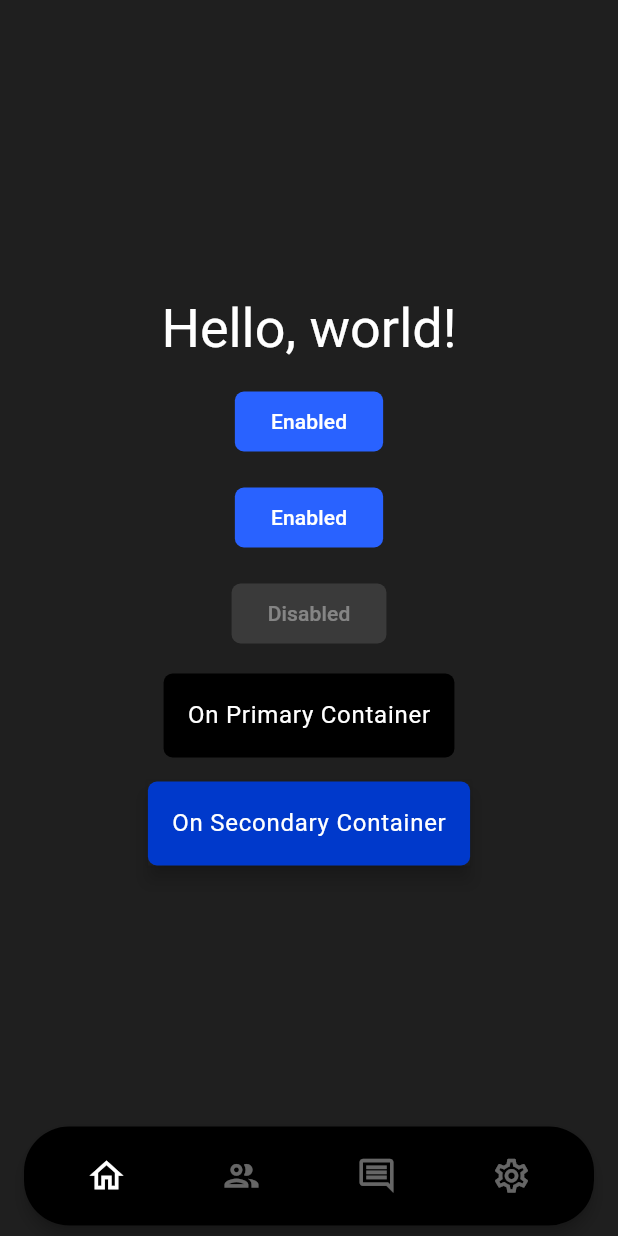
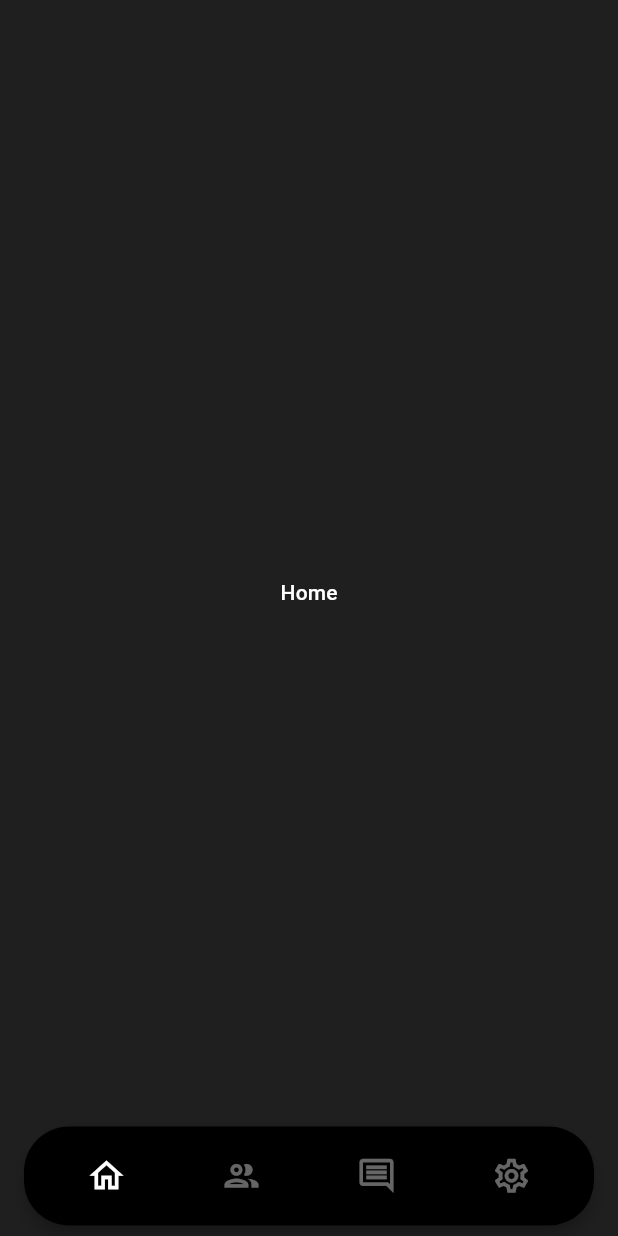
Before and after one commit to Legal-Mentors-Network/frontend, a Flutter app: the screen it shows after launch, on a phone screen of 412 x 824 dp. Run offline on Flutter 3.47's test engine with Material 3 defaults, Android fonts, the phone set to English and light mode, and no system bars; our stand-ins replace flutter_riverpod, go_router.

Commit message:
clean up placeholder screens

```diff
--- a/app/lib/features/home/home.dart
+++ b/app/lib/features/home/home.dart
@@ -1,84 +1,13 @@
 import 'package:flutter/material.dart';
 import 'package:lmn/common/extensions.dart';
-import 'package:lmn/common/theme/constants.dart';
 
 class Home extends StatelessWidget {
   const Home({super.key});
 
   @override
   Widget build(BuildContext context) {
-    return Row(
-      mainAxisAlignment: MainAxisAlignment.center,
-      children: [
-        Column(
-          mainAxisAlignment: MainAxisAlignment.center,
-          children: [
-            //
-            Text(
-              'Hello, World!'.capitalize(),
-              style: context.text.displaySmall,
-            ),
-
-            const SizedBox(height: lg),
-
-            FilledButton(
-              onPressed: () {},
-              child: const Text('Enabled'),
-            ),
-
-            const SizedBox(height: lg),
-
-            FilledButton(
-              onPressed: () {},
-              child: const Text('Enabled'),
-            ),
-
-            const SizedBox(height: lg),
-
-            const FilledButton(
-              onPressed: null,
-              child: Text('Disabled'),
-            ),
-
-            const SizedBox(height: lg),
-
-            Container(
-              decoration: BoxDecoration(
-                color: context.colors.primaryContainer,
-                borderRadius: BorderRadius.circular(radius),
-              ),
-              child: Padding(
-                padding: const EdgeInsets.all(lg),
-                child: Text(
-                  "On Primary Container",
-                  style: context.text.bodyLarge?.copyWith(color: context.colors.onPrimaryContainer),
-                ),
-              ),
-            ),
-
-            const SizedBox(height: lg),
-
-            Material(
-              elevation: 5,
-              child: Container(
-                decoration: BoxDecoration(
-                  color: context.colors.secondaryContainer,
-                  borderRadius: BorderRadius.circular(radius),
-                ),
-                child: Padding(
-                  padding: const EdgeInsets.all(lg),
-                  child: Text(
-                    "On Secondary Container",
-                    style: context.text.bodyLarge?.copyWith(color: context.colors.onSecondaryContainer),
-                  ),
-                ),
-              ),
-            ),
-
-            const SizedBox(height: lg),
-          ],
-        ),
-      ],
+    return Center(
+      child: Text("Home", style: context.text.titleSmall),
     );
   }
 }
--- a/app/lib/features/matches/matches.dart
+++ b/app/lib/features/matches/matches.dart
@@ -7,7 +7,7 @@ class Matches extends StatelessWidget {
   @override
   Widget build(BuildContext context) {
     return Center(
-      child: Text("Matches", style: context.text.displaySmall),
+      child: Text("Matches", style: context.text.titleSmall),
     );
   }
 }
--- a/app/lib/features/settings/settings.dart
+++ b/app/lib/features/settings/settings.dart
@@ -7,7 +7,7 @@ class Settings extends StatelessWidget {
   @override
   Widget build(BuildContext context) {
     return Center(
-      child: Text("Settings", style: context.text.displaySmall),
+      child: Text("Settings", style: context.text.titleSmall),
     );
   }
 }
```
